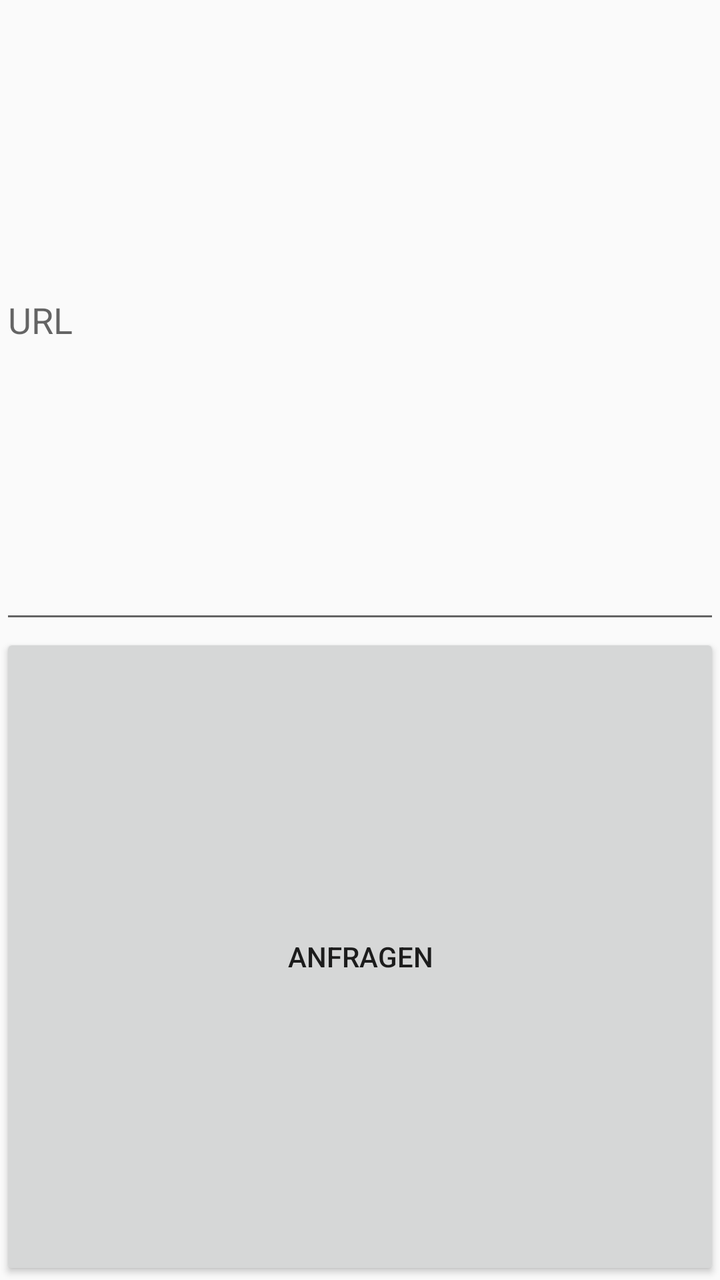
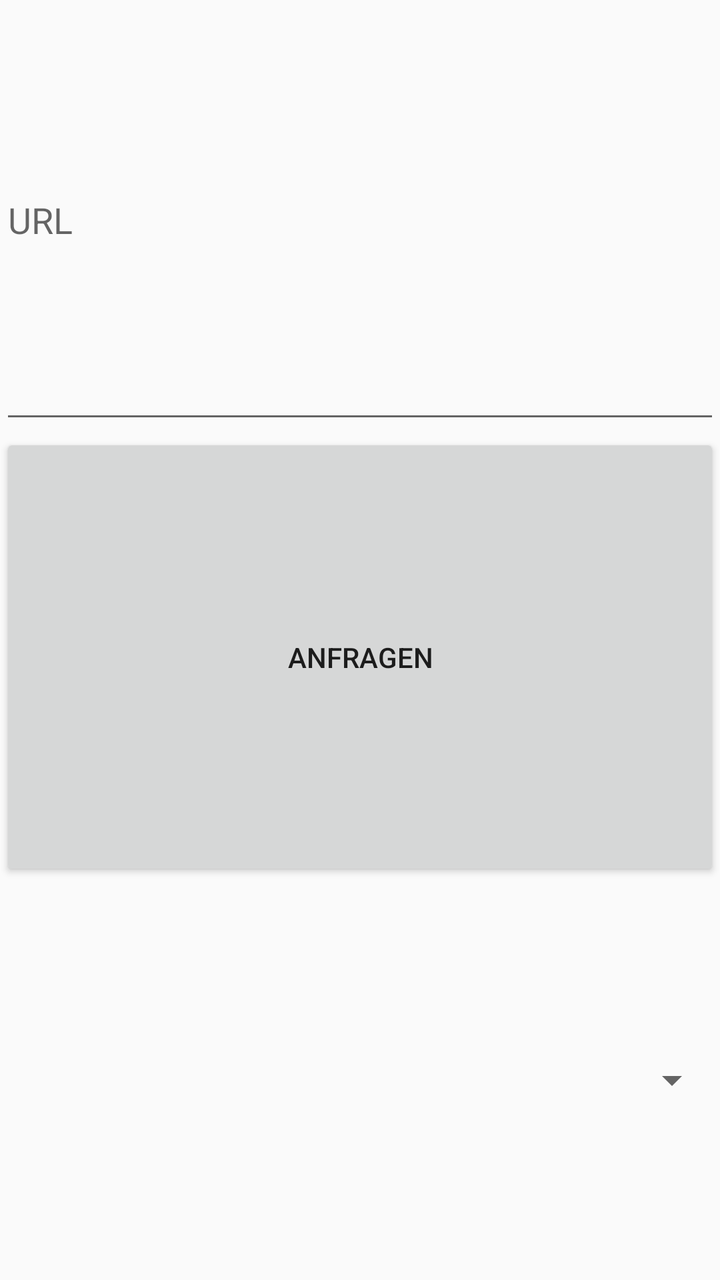

Before-and-after screenshots of an Android layout around one commit, followed by the original layout XML and the change that was made.
<!-- AndroidManifest.xml: application theme Theme.Explo -->
<!-- res/layout/activity_download.xml -->
<?xml version="1.0" encoding="utf-8"?>
<LinearLayout xmlns:android="http://schemas.android.com/apk/res/android"
    xmlns:app="http://schemas.android.com/apk/res-auto"
    xmlns:tools="http://schemas.android.com/tools"
    android:layout_width="match_parent"
    android:layout_height="match_parent"
    android:orientation="vertical"
    tools:context=".DownloadActivity">

    <EditText
        android:id="@+id/urlText"
        android:layout_width="match_parent"
        android:layout_height="wrap_content"
        android:layout_weight="1"
        android:ems="10"
        android:hint="URL"
        android:inputType="text" />

    <Button
        android:id="@+id/anfrageButton"
        android:layout_width="match_parent"
        android:layout_height="wrap_content"
        android:layout_weight="1"
        android:text="Anfragen" />
</LinearLayout>
<!-- resources referenced by this layout -->
<resources>
  <style name="Theme.Explo" parent="Base.Theme.Explo" />
  <style name="Base.Theme.Explo" parent="Theme.AppCompat.Light.NoActionBar">
          
          
      </style>
</resources>

<!-- the commit's change to res/layout/activity_download.xml (unified diff, before → after) -->
@@ -22,4 +22,10 @@
         android:layout_height="wrap_content"
         android:layout_weight="1"
         android:text="Anfragen" />
+
+    <Spinner
+        android:id="@+id/spinnerDownload"
+        android:layout_width="match_parent"
+        android:layout_height="wrap_content"
+        android:layout_weight="1" />
 </LinearLayout>
